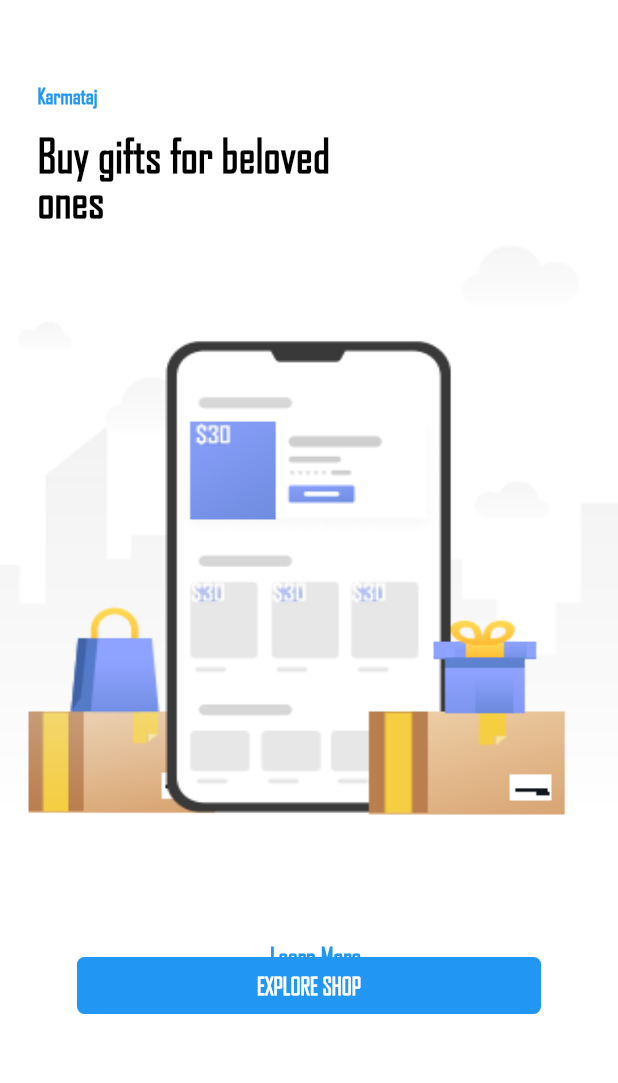
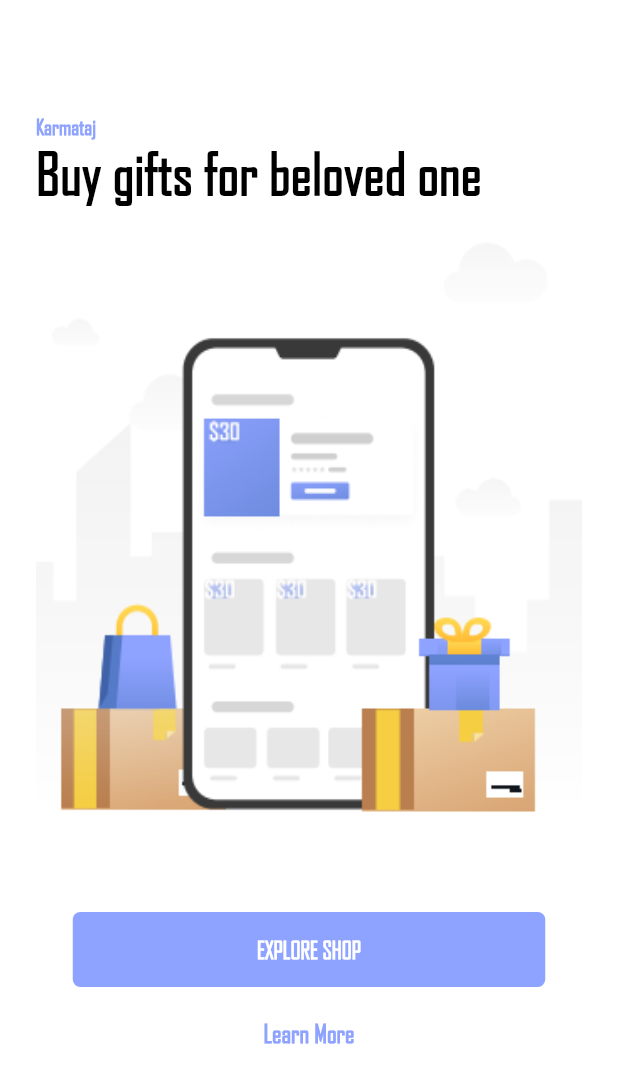
Before and after one commit to Dmanash/Karmataj, a Flutter app: the screen it shows after launch, on a phone screen of 412 x 824 dp. Shown: the top 1083 px of the screen. Run offline on Flutter 3.47's test engine with Material 2 defaults, Android fonts, the phone set to English and light mode, and no system bars.

Commit message:
improve design for homepage

```diff
--- a/lib/home/homepage.dart
+++ b/lib/home/homepage.dart
@@ -1,5 +1,5 @@
 import 'package:flutter/material.dart';
-import 'package:google_fonts/google_fonts.dart';
+import 'package:uimodel/theme_colors.dart';
 
 class HomePage extends StatelessWidget {
   @override
@@ -7,40 +7,31 @@ class HomePage extends StatelessWidget {
     return Scaffold(
       backgroundColor: Colors.white,
       body: Container(
-        child: Stack(
+        margin: EdgeInsets.only(top:56),
+        padding: EdgeInsets.symmetric(horizontal: 24.0,vertical: 20.0),
+        child: Column(
+          crossAxisAlignment: CrossAxisAlignment.start,
           children: [
             Container(
-              padding: EdgeInsets.only(top: 55, left: 25),
               child: Text('Karmataj',
                   style: TextStyle(
                       fontSize: 14,
-                      color: Colors.blue,
+                      color: ThemeColors.primary,
                       fontFamily: 'Agency FB',
                       fontWeight: FontWeight.bold)),
             ),
             Container(
-              padding: EdgeInsets.only(top: 85, left: 25),
-              child: Text('Buy gifts for beloved',
+              child: Text('Buy gifts for beloved one',
                   style: TextStyle(
-                      fontSize: 30,
+                      fontSize: 38,
                       fontFamily: 'Agency FB',
                       fontStyle: FontStyle.normal,
                       color: Colors.black,
                       fontWeight: FontWeight.bold)),
             ),
             Container(
-              padding: EdgeInsets.only(top: 115, left: 25),
-              child: Text('ones',
-                  style: TextStyle(
-                      fontSize: 30,
-                      fontStyle: FontStyle.normal,
-                      fontFamily: 'Agency FB',
-                      color: Colors.black,
-                      fontWeight: FontWeight.bold)),
-            ),
-            Container(
               padding: EdgeInsets.only(
-                top: 160,
+                top: 20,
               ),
               child: Image(
                 image: AssetImage(
@@ -53,12 +44,15 @@ class HomePage extends StatelessWidget {
             ),
             Container(
               padding: EdgeInsets.only(
-                top: 490,
+                top: 60,
               ),
               child: Center(
+                child: ButtonTheme(
+                  height: 50,
+                  minWidth: 315,
                   child: FlatButton(
                     padding: EdgeInsets.symmetric(horizontal: 120, vertical: 10),
-                  color: Colors.blue,
+                    color: ThemeColors.primary,
                     onPressed: () {},
                     shape: RoundedRectangleBorder(
                         borderRadius: BorderRadius.circular(5)),
@@ -69,20 +63,23 @@ class HomePage extends StatelessWidget {
                             color: Colors.white,
                             fontWeight: FontWeight.bold)),
                   ),
+                )
               ),
             ),
             Container(
-              padding: EdgeInsets.only(top: 627, left: 180),
+              padding: EdgeInsets.only(top: 20),
+              child: Center(
                 child: GestureDetector(
                   child: Text('Learn More',
                       style: TextStyle(
                           fontSize: 17,
                           fontFamily: 'Agency FB',
-                        color: Colors.blue,
+                          color: ThemeColors.primary,
                           fontWeight: FontWeight.bold)),
                   onTap: () {},
                 ),
               )
+            ),
           ],
         ),
       ),
--- /dev/null
+++ b/lib/theme_colors.dart
@@ -0,0 +1,5 @@
+import 'package:flutter/painting.dart';
+
+class ThemeColors {
+  static Color primary = Color(0xff8EA2FF);
+}
```
Lines whose indentation alone changed are shown as unchanged.
